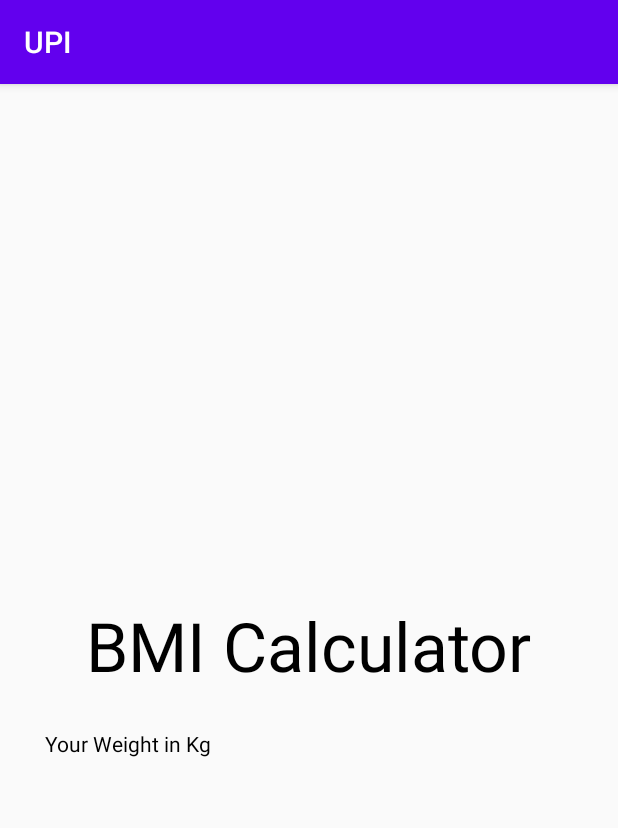
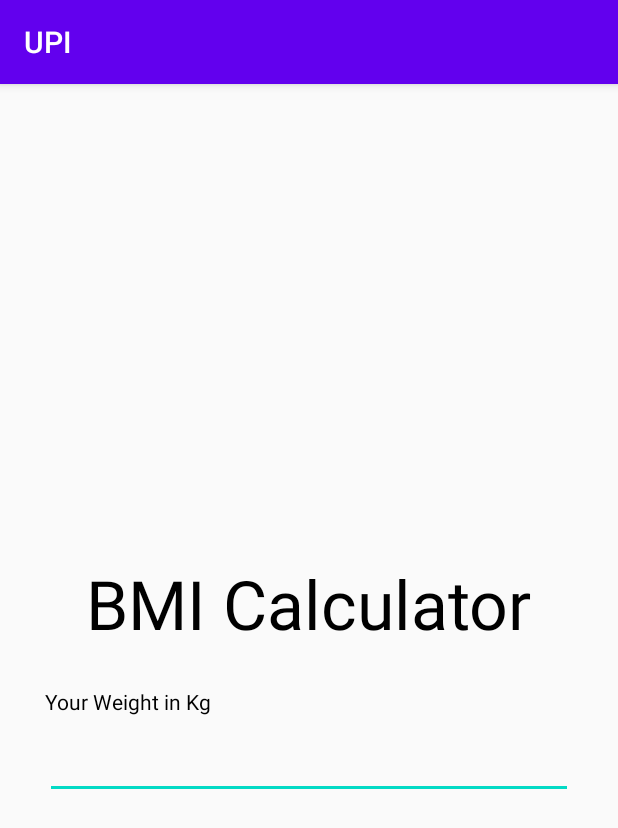
Before and after one commit to Mini-Project-GLAU-2020-21/Patient-s_Unique_Identification, an Android app: the Bmi screen opened directly, with no data from a screen before it, on a phone screen of 412 x 824 dp. Shown: the top 828 px of the screen. Run offline under Robolectric (Android 15) with nearby library versions, the phone set to English and light mode, and no system bars; Roboto replaces fonts that are not available here.

Commit message:
Initial Commit

```diff
--- a/app/src/main/res/layout/activity_bmi.xml
+++ b/app/src/main/res/layout/activity_bmi.xml
@@ -22,5 +22,12 @@
         android:text="Your Weight in Kg"
         android:layout_marginHorizontal="30dp"
         />
+    <EditText
+        android:layout_width="match_parent"
+        android:layout_height="wrap_content"
+        android:layout_marginHorizontal="30dp"
+        android:padding="15dp"
+        android:inputType="numberDecimal"
+        />
 
 </LinearLayout>
```
